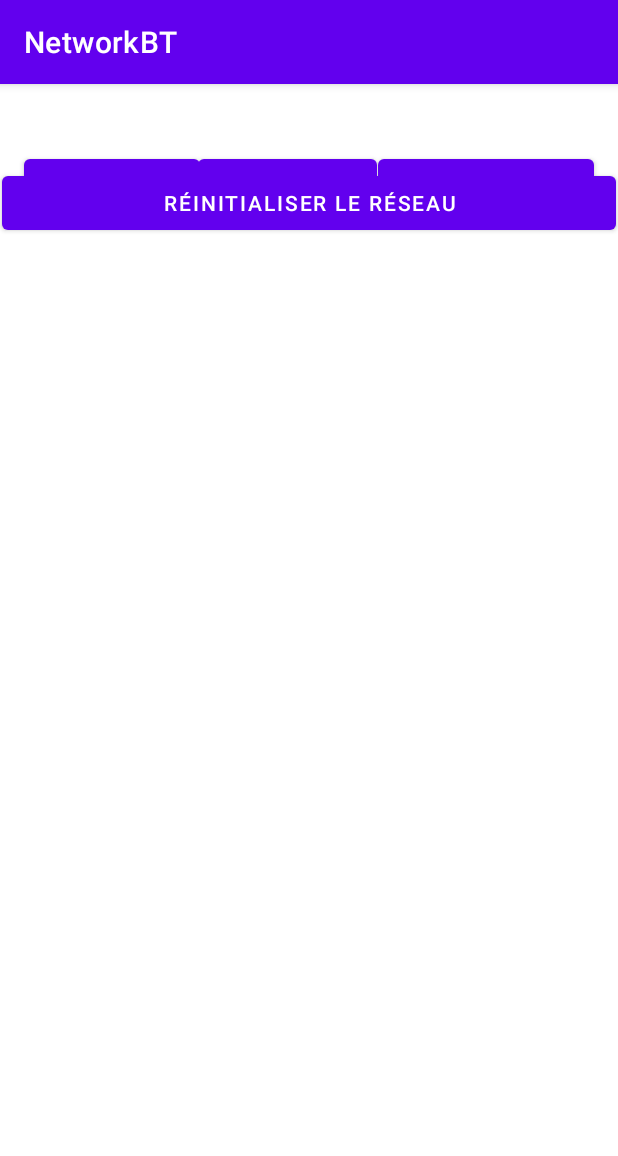
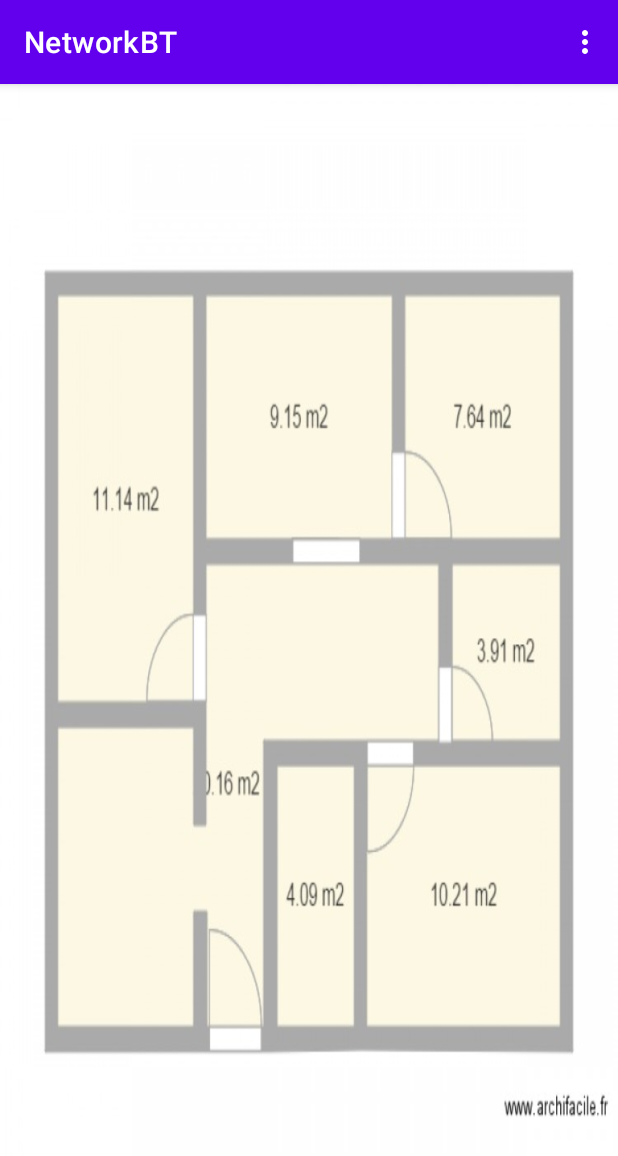
Before and after one commit to HugoThoma/NetworkBT, an Android app: the screen it shows after launch (MainActivity), on a phone screen of 412 x 824 dp. Shown: the top 1156 px of the screen. Run offline under Robolectric (Android 15) with nearby library versions, the phone set to English and light mode, and no system bars.

Commit message:
Ajout du menu

```diff
--- a/app/src/main/AndroidManifest.xml
+++ b/app/src/main/AndroidManifest.xml
@@ -2,7 +2,8 @@
 <manifest xmlns:android="http://schemas.android.com/apk/res/android"
     xmlns:tools="http://schemas.android.com/tools"
     package="fr.istic.mob.networkBT">
-
+    <!--access permission to set the wallpaper-->
+    <uses-permission android:name="android.permission.SET_WALLPAPER" />
     <application
         android:allowBackup="true"
         android:dataExtractionRules="@xml/data_extraction_rules"
@@ -15,12 +16,9 @@
         tools:targetApi="31">
         <activity
             android:name=".MainActivity"
-            android:exported="true">
-            <intent-filter>
-                <action android:name="android.intent.action.MAIN" />
-
-                <category android:name="android.intent.category.LAUNCHER" />
-            </intent-filter>
+            android:exported="true">    <intent-filter>        <action android:name="android.intent.action.MAIN" />        <category android:name="android.intent.category.LAUNCHER" />    </intent-filter>    <meta-data
+            android:name="android.app.lib_name"
+            android:value="" />
         </activity>
     </application>
 
--- /dev/null
+++ b/app/src/main/java/fr/istic/mob/networkBT/Graph.kt
@@ -0,0 +1,7 @@
+package fr.istic.mob.networkBT
+
+class Graph {
+    // contient le descr du graphe des connexions: objet,conx,couleur, posi
+  //private var noeuds : HashSet<>
+
+}
--- a/app/src/main/java/fr/istic/mob/networkBT/MainActivity.kt
+++ b/app/src/main/java/fr/istic/mob/networkBT/MainActivity.kt
@@ -1,11 +1,29 @@
 package fr.istic.mob.networkBT
 
+import android.annotation.SuppressLint
 import androidx.appcompat.app.AppCompatActivity
 import android.os.Bundle
+import android.view.Menu
+import android.view.MenuInflater
+import androidx.appcompat.view.menu.MenuBuilder
 
 class MainActivity : AppCompatActivity() {
     override fun onCreate(savedInstanceState: Bundle?) {
         super.onCreate(savedInstanceState)
         setContentView(R.layout.activity_main)
     }
+
+    @SuppressLint("RestrictedApi")
+    override fun onCreateOptionsMenu(menu: Menu): Boolean {
+        val menuInflater: MenuInflater = menuInflater
+        menuInflater.inflate(R.menu.activity_main_menu, menu)
+
+        // If you want Icon display in Overflow Menu.
+        // https://stackoverflow.com/questions/19750635/icon-in-menu-not-showing-in-android
+        if (menu is MenuBuilder) {
+            val m: MenuBuilder = menu as MenuBuilder
+            m.setOptionalIconsVisible(true)
+        }
+        return true
+    }
 }
--- a/app/src/main/res/layout/activity_main.xml
+++ b/app/src/main/res/layout/activity_main.xml
@@ -5,56 +5,11 @@
     android:layout_width="match_parent"
     android:layout_height="match_parent"
     tools:context=".MainActivity">
-
-    <Button
-        android:id="@+id/button2"
-        android:layout_width="wrap_content"
-        android:layout_height="wrap_content"
-        android:layout_marginStart="132dp"
-        android:layout_marginBottom="676dp"
-        android:text="Ajout Cnx"
-        app:layout_constraintBottom_toBottomOf="parent"
-        app:layout_constraintStart_toStartOf="parent" />
-
-    <Button
-        android:id="@+id/button3"
-        android:layout_width="wrap_content"
-        android:layout_height="wrap_content"
-        android:layout_marginStart="252dp"
-        android:layout_marginBottom="676dp"
-        android:text="Modification"
-        app:layout_constraintBottom_toBottomOf="parent"
-        app:layout_constraintStart_toStartOf="parent" />
-
-    <Button
-        android:id="@+id/button"
-        android:layout_width="wrap_content"
-        android:layout_height="wrap_content"
-        android:layout_marginStart="16dp"
-        android:layout_marginBottom="676dp"
-        android:text="Ajout Obj"
-        app:layout_constraintBottom_toBottomOf="parent"
-        app:layout_constraintStart_toStartOf="parent" />
-
-    <Button
-        android:id="@+id/button4"
-        android:layout_width="409dp"
-        android:layout_height="48dp"
-        android:layout_marginTop="55dp"
-        android:layout_marginEnd="1dp"
-        android:text="Réinitialiser le réseau"
-        app:layout_constraintEnd_toEndOf="parent"
-        app:layout_constraintTop_toTopOf="parent" />
-
-    <View
-        android:id="@+id/view"
-        android:layout_width="346dp"
-        android:layout_height="604dp"
-        android:layout_marginStart="32dp"
-        android:layout_marginTop="111dp"
-        android:layout_marginBottom="16dp"
-        app:layout_constraintBottom_toBottomOf="parent"
-        app:layout_constraintStart_toStartOf="parent"
-        app:layout_constraintTop_toTopOf="parent" />
+<ImageView
+android:src="@drawable/background"
+android:id="@+id/im1"
+android:scaleType="fitXY"
+android:layout_height="match_parent"
+android:layout_width="match_parent"/>
 
 </androidx.constraintlayout.widget.ConstraintLayout>
--- /dev/null
+++ b/app/src/main/res/menu/activity_main_menu.xml
@@ -0,0 +1,13 @@
+<?xml version="1.0" encoding="utf-8"?>
+<menu xmlns:android="http://schemas.android.com/apk/res/android">
+
+    <item android:title="Mode">
+        <menu>
+            <item android:title="Ajout Objet" />
+            <item android:title="Ajout Connexion" />
+            <item android:title="Modification" />
+        </menu>
+    </item>
+    <item android:title="Prochainement" />
+    <item android:title="Prochainement" />
+</menu>
```
Also changed, not shown: app/src/main/res/drawable/background.png (added).
